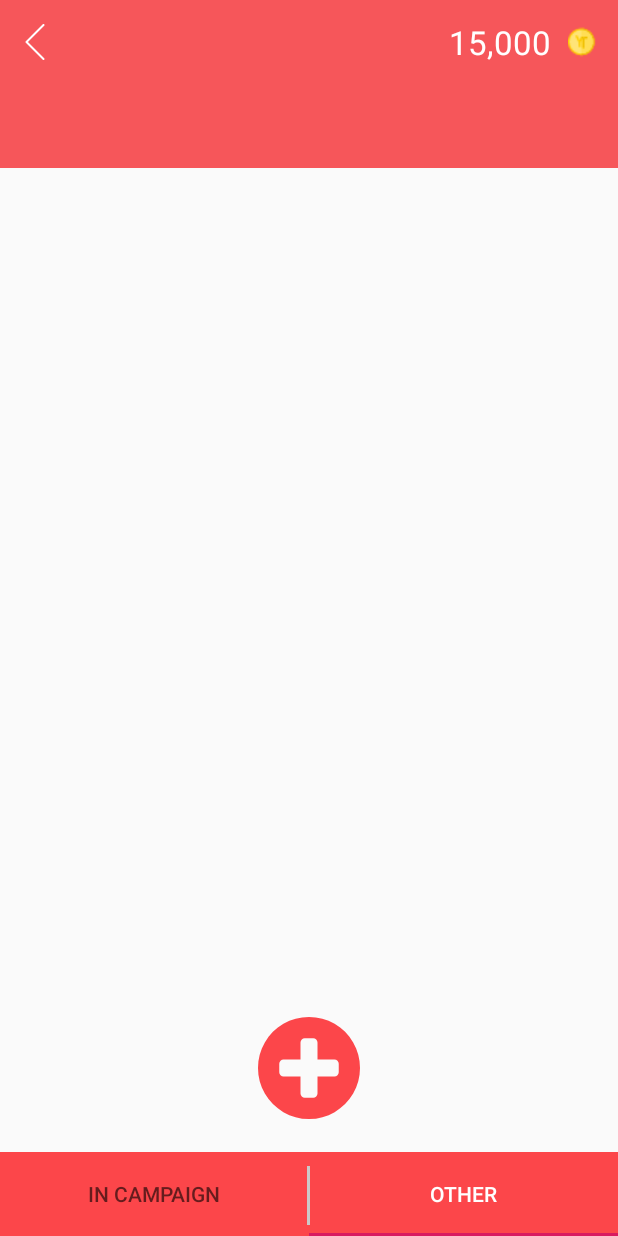
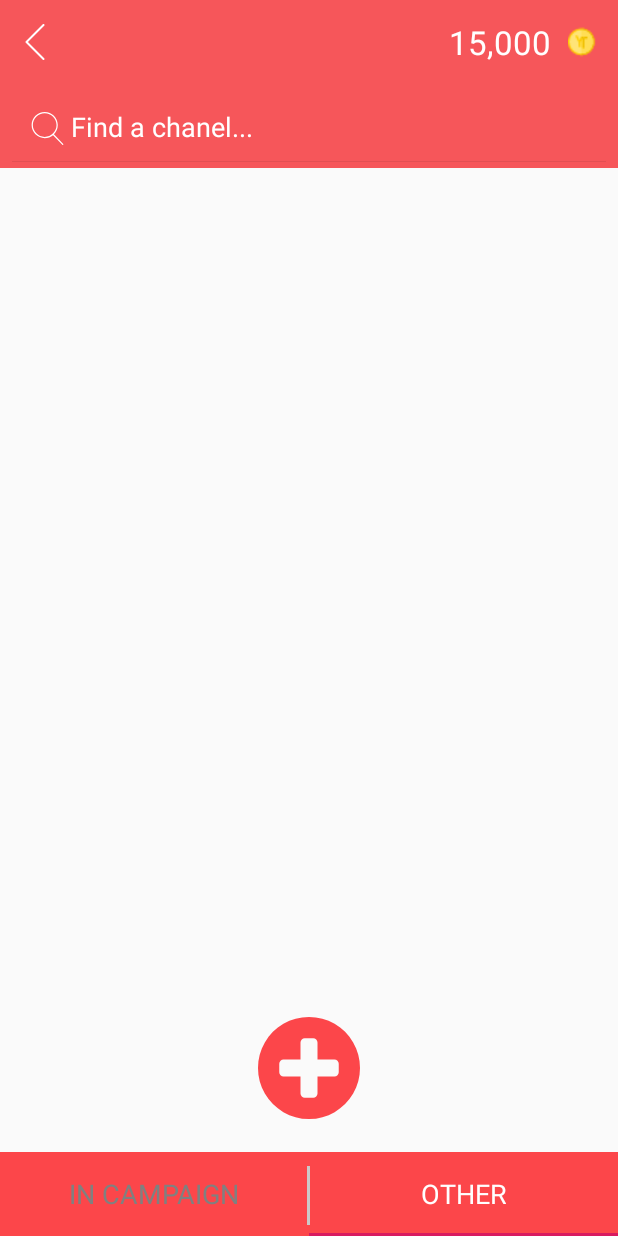
Before and after one commit to NguyenTrandroid/SubYoutube, an Android app: the MyAppActivity screen opened directly, with no data from a screen before it, item 2 of the bottom bar chosen, on a phone screen of 412 x 824 dp. Run offline under Robolectric (Android 15) with nearby library versions, the phone set to English and light mode, and no system bars; our stand-ins replace ButterKnife.

Commit message:
searchview

```diff
--- a/app/src/main/java/ictandroid/youtube/com/MyApp/MyAppActivity.java
+++ b/app/src/main/java/ictandroid/youtube/com/MyApp/MyAppActivity.java
@@ -4,6 +4,8 @@ import android.os.Bundle;
 import android.support.design.widget.TabLayout;
 import android.support.v4.view.ViewPager;
 import android.support.v7.app.AppCompatActivity;
+import android.support.v7.widget.SearchView;
+import android.text.Html;
 import android.widget.ImageView;
 import android.widget.TextView;
 
@@ -21,6 +23,8 @@ public class MyAppActivity extends AppCompatActivity {
     TabLayout tabLayout;
     @BindView(R.id.viewpager)
     ViewPager viewpager;
+    @BindView(R.id.svMyapp)
+    SearchView svMyapp;
 
     @Override
     protected void onCreate(Bundle savedInstanceState) {
@@ -63,5 +67,10 @@ public class MyAppActivity extends AppCompatActivity {
     }
 
     private void init() {
+        svMyapp.setQueryHint(Html.fromHtml("<font color = #ffffff>" + "Find a chanel..." + "</font>"));
+        svMyapp.onActionViewExpanded();
+        svMyapp.setFocusable(false);
+        svMyapp.clearFocus();
+
     }
 }
--- a/app/src/main/res/layout/activity_my_app.xml
+++ b/app/src/main/res/layout/activity_my_app.xml
@@ -52,10 +52,19 @@
         android:layout_width="match_parent"
         android:layout_height="@dimen/dp50"
         android:layout_below="@id/rl_toolbar"
-        android:background="@color/red1"></RelativeLayout>
+        android:background="@color/red1">
+        <android.support.v7.widget.SearchView
+
+             android:id="@+id/svMyapp"
+            app:searchHintIcon="@drawable/ic_search"
+            android:layout_centerVertical="true"
+            android:layout_width="match_parent"
+            android:layout_height="wrap_content"></android.support.v7.widget.SearchView>
+    </RelativeLayout>
 
 
     <android.support.design.widget.TabLayout
+        app:tabTextAppearance="@style/CustomTextStyle"
         app:tabSelectedTextColor="#fff"
         android:background="@color/red"
         android:id="@+id/tabLayout"
```
Also changed, not shown: app/src/main/java/ictandroid/youtube/com/Campaign/CampaignActivity.java (+11 -2 lines), app/src/main/res/layout/activity_campaign.xml (+14 -0 lines).
